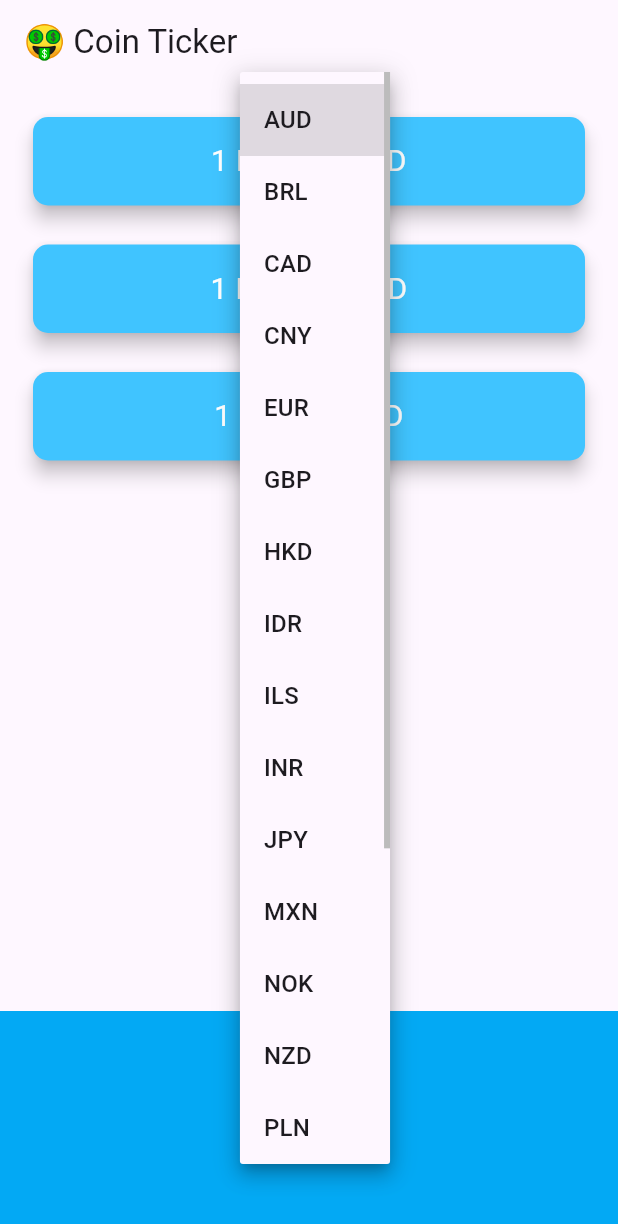
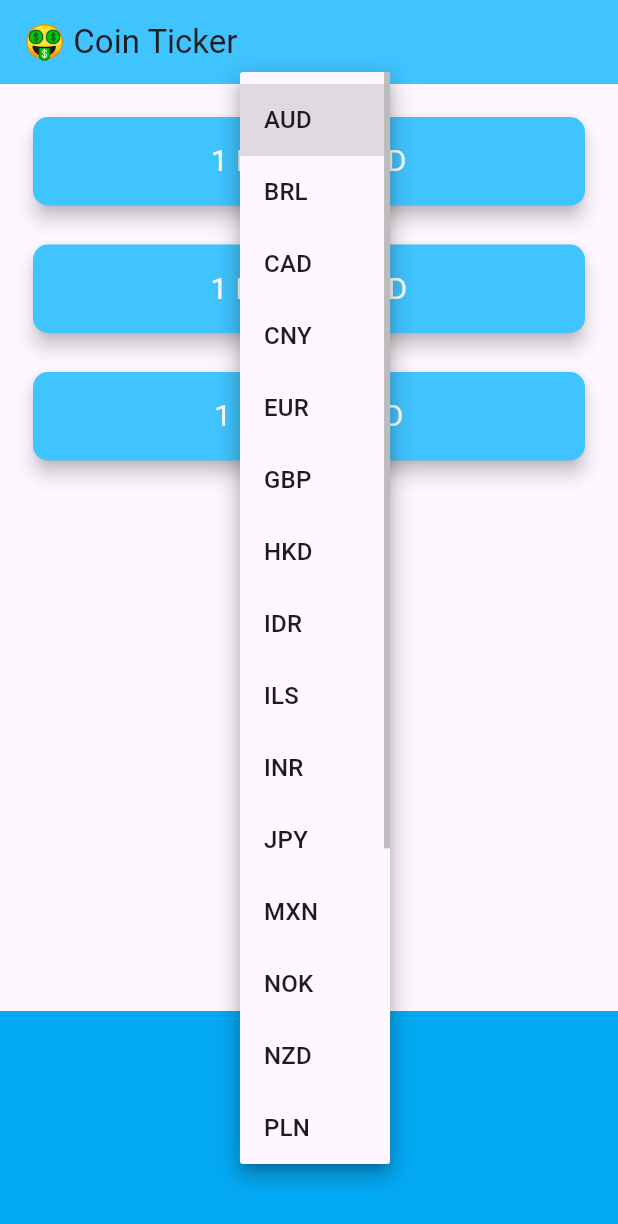
Before and after one commit to SoeYuLay/BitcoinPicker, a Flutter app: the screen it shows after launch, after a tap on "AUD", on a phone screen of 412 x 824 dp. Shown: the top 1224 px of the screen. Run offline on Flutter 3.47's test engine with Material 3 defaults, Android fonts, the phone set to English and light mode, and no system bars; network calls fail.

Commit message:
initial commit

```diff
--- a/lib/coin_data.dart
+++ b/lib/coin_data.dart
@@ -1,6 +1,4 @@
-import 'dart:convert';
-
-import 'package:http/http.dart' as http;
+import 'package:bitcoin_ticker/services/network.dart';
 
 const List<String> currenciesList = [
   'AUD',
@@ -35,22 +33,17 @@ const List<String> cryptoList=[
 const openExRateURL = 'https://rest.coinapi.io/v1/exchangerate';
 const APIKey = 'e4e00177-9aec-4d80-a761-bd1e2fc095a5';
 
-class CoinData {
-  Future getCoinData(String selectedCurrency) async {
+class CoinData{
+  Future<dynamic> getCryptoExRate(String selectedQuoteCurrency) async {
     Map<String, String> cryptoPrices = {};
-    for (String crypto in cryptoList) {
-      var requestURL = Uri.parse(
-          '$openExRateURL/$crypto/$selectedCurrency?apikey=$APIKey');
-
-      http.Response response = await http.get(requestURL);
-      if (response.statusCode == 200) {
-        var decodedData = jsonDecode(response.body);
-        double price = decodedData['rate'];
-        cryptoPrices[crypto] = price.toStringAsFixed(0);
-      } else {
-        print(response.statusCode);
-        throw 'Problem with the get request';
-      }
+    Uri url;
+    double price;
+    for(String crypto in cryptoList){
+      url = Uri.parse('$openExRateURL/$crypto/$selectedQuoteCurrency?apikey=$APIKey');
+      var networkHelper = NetworkHelper(url: url);
+      var data = await networkHelper.getExRateData();
+      price = data['rate'];
+      cryptoPrices[crypto] = price.toStringAsFixed(0);
     }
     return cryptoPrices;
   }
--- a/lib/screen/price_screen.dart
+++ b/lib/screen/price_screen.dart
@@ -10,6 +10,27 @@ class PriceScreen extends StatefulWidget {
 
 class _PriceScreenState extends State<PriceScreen> {
   String selectedCurrency = 'AUD';
+  bool isWaiting = false;
+  Map<String, String> cryptoValues = {};
+
+  void getData() async{
+    isWaiting = true;
+    try{
+      Map<String,String> data = await CoinData().getCryptoExRate(selectedCurrency);
+      isWaiting = false;
+      setState(() {
+        cryptoValues = data;
+      });
+    }catch (e){
+      print(e);
+    }
+  }
+
+  @override
+  void initState() {
+    super.initState();
+    getData();
+  }
 
   DropdownButton<String> androidDropdown() {
     List<DropdownMenuItem<String>> dropdownItems = [];
@@ -52,39 +73,15 @@ class _PriceScreenState extends State<PriceScreen> {
     );
   }
 
-  Map<String, String> coinValues = {};
-  bool isWaiting = false;
-
-  void getData() async {
-    isWaiting = true;
-    try {
-      var data = await CoinData().getCoinData(selectedCurrency);
-      isWaiting = false;
-      setState(() {
-        coinValues = data;
-
-      });
-    } catch (e) {
-      print(e);
-    }
-  }
-
-  @override
-  void initState() {
-    super.initState();
-    getData();
-  }
-
-  Column makeCards() {
+  Column makeCards(){
     List<CryptoCard> cryptoCards = [];
-    for (String crypto in cryptoList) {
-
+    for(String crypto in cryptoList){
       cryptoCards.add(
-        CryptoCard(
-          cryptoCurrency: crypto,
-          selectedCurrency: selectedCurrency,
-          value: isWaiting ? '?' : (coinValues[crypto] ?? '?')
-        ),
+       CryptoCard(
+         selectCurrency: selectedCurrency,
+         cryptoCurrency: crypto,
+         cryptoValue: isWaiting ? '?' : cryptoValues[crypto],
+       )
       );
     }
     return Column(
@@ -98,6 +95,7 @@ class _PriceScreenState extends State<PriceScreen> {
     return Scaffold(
       appBar: AppBar(
         title: Text('🤑 Coin Ticker'),
+        backgroundColor: Colors.lightBlueAccent,
       ),
       body: Column(
         mainAxisAlignment: MainAxisAlignment.spaceBetween,
@@ -118,36 +116,29 @@ class _PriceScreenState extends State<PriceScreen> {
 }
 
 class CryptoCard extends StatelessWidget {
-  const CryptoCard({
-    required this.value,
-    required this.selectedCurrency,
-    required this.cryptoCurrency,
-  });
+  CryptoCard({this.selectCurrency,this.cryptoCurrency,this.cryptoValue});
 
-  final String value;
-  final String selectedCurrency;
-  final String cryptoCurrency;
+  final cryptoValue;
+  final selectCurrency;
+  final cryptoCurrency;
 
   @override
   Widget build(BuildContext context) {
     return Padding(
-      padding: EdgeInsets.fromLTRB(18.0, 18.0, 18.0, 0),
+      padding: const EdgeInsets.fromLTRB(18, 18, 18, 0),
       child: Card(
         color: Colors.lightBlueAccent,
         elevation: 5.0,
         shape: RoundedRectangleBorder(
-          borderRadius: BorderRadius.circular(10.0),
+          borderRadius: BorderRadius.circular(10)
         ),
         child: Padding(
-          padding: EdgeInsets.symmetric(vertical: 15.0, horizontal: 28.0),
-          child: Text(
-            '1 $cryptoCurrency = $value $selectedCurrency',
-            textAlign: TextAlign.center,
-            style: TextStyle(
-              fontSize: 20.0,
-              color: Colors.white,
-            ),
-          ),
+          padding: const EdgeInsets.symmetric(vertical: 15.0, horizontal: 28.0),
+          child: Text('1 $cryptoCurrency = $cryptoValue $selectCurrency',textAlign: TextAlign.center,
+          style: TextStyle(
+            color: Colors.white,
+            fontSize: 20.0
+          ),),
         ),
       ),
     );
--- a/lib/services/exchange_rate.dart
+++ /dev/null
@@ -1,18 +0,0 @@
-import 'package:bitcoin_ticker/services/network.dart';
-
-const openExRateURL = 'https://rest.coinapi.io/v1/exchangerate';
-const APIKey = 'e4e00177-9aec-4d80-a761-bd1e2fc095a5';
-class ExchangeRateModel{
-  late NetworkHelper networkHelper;
-  Future<dynamic> getExchangeRate() async{
-    var url = Uri.parse('$openExRateURL/BTC/USD?apikey=$APIKey');
-    networkHelper = NetworkHelper(url: url);
-    return await networkHelper.getExRateData();
-  }
-
-  Future<dynamic> getQuoteExchangeRate(String selectedQuoteCurrency) async {
-    var url = Uri.parse('$openExRateURL/BTC/$selectedQuoteCurrency?apikey=$APIKey');
-    networkHelper = NetworkHelper(url: url);
-    return await networkHelper.getExRateData();
-  }
-}
```
